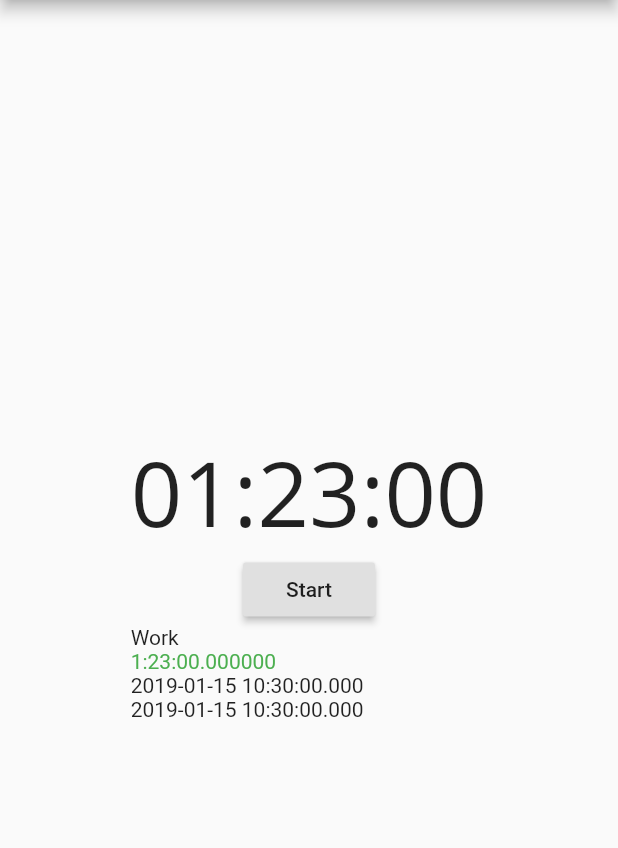
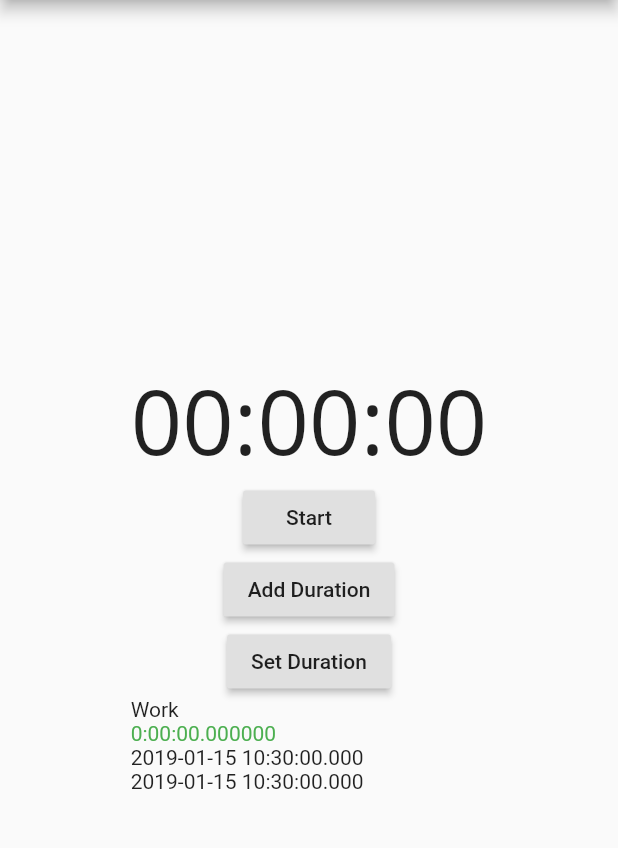
Before and after one commit to stephensamonte/Flutter_Time_Tracker, a Flutter app: the screen it shows after launch, after a tap on "Work", on a phone screen of 412 x 824 dp, the part 84-932 px from its top. Run offline on Flutter 3.47's test engine with Material 2 defaults, Android fonts, the phone set to English and light mode, and no system bars; missing offline and left inert: flutter_duration_picker; Roboto replaces fonts that are missing (Open Sans).

Commit message:
Add Category & Duration picker
Changes:
- DataAddItemPage.dart commented out unused and adds new item to mock_data
- DataDetailItemPage.dart added duration picker
- HomePage.dart added route for adding category
- main.dart added route for adding category
- MockData.dart changed durations to 0
- Variables.dart added variables for adding item
- pubspec.yaml added flutter_duration_picker plugin
- README.md added plugin link and updated journal

```diff
--- a/lib/DataDetailItemPage.dart
+++ b/lib/DataDetailItemPage.dart
@@ -8,6 +8,10 @@ import './Utility/Documents.dart' as Documents;
 
 import './Utility/Variables.dart' as MyVariables;
 import './Utility/TimerService.dart' as TimerService;
+
+import 'package:flutter_duration_picker/flutter_duration_picker.dart';
+
+import './MockData.dart' as MockData;
 
 // Page
 class DataDetailItemPage extends StatefulWidget {
@@ -109,10 +113,51 @@ class WorkoutDetailPageScreenState extends State<DataDetailItemPage> {
                               child: Text(
                                   !timerService.isRunning ? 'Start' : 'Stop'),
                             ),
-//                            RaisedButton(
-//                              onPressed: timerService.reset,
-//                              child: Text('Reset'),
-//                            )
+                            RaisedButton(
+                              child: Text('Add Duration'),
+                              onPressed: () async {
+                                // Use it as a dialog, passing in an optional initial time
+                                // and returning a promise that resolves to the duration
+                                // chosen when the dialog is accepted. Null when cancelled.
+                                Duration resultingDuration = await showDurationPicker(
+                                  context: context,
+                                  initialTime: new Duration(minutes: 30),
+                                );
+
+                                // add selected duration
+                                addDurationData(resultingDuration);
+
+                                // display update
+                                setState(() {});
+
+                                // Notify user of change
+                                Scaffold.of(context).showSnackBar(new SnackBar(
+                                    content: new Text("Chose duration: $resultingDuration")));
+                              },
+                            ),
+                            RaisedButton(
+                              child: Text('Set Duration'),
+                              onPressed: () async {
+                                // Use it as a dialog, passing in an optional initial time
+                                // and returning a promise that resolves to the duration
+                                // chosen when the dialog is accepted. Null when cancelled.
+                                Duration resultingDuration = await showDurationPicker(
+                                  context: context,
+                                  initialTime: new Duration(minutes: 30),
+                                );
+
+                                // set selected duration
+                                setDurationData(resultingDuration);
+
+                                // display update
+                                setState(() {});
+
+                                // Notify user of change
+                                Scaffold.of(context).showSnackBar(new SnackBar(
+                                    content: new Text("Chose duration: $resultingDuration")));
+                              },
+
+                            )
                           ],
                         );
                       },
@@ -140,6 +185,8 @@ class WorkoutDetailPageScreenState extends State<DataDetailItemPage> {
       case "Delete":
         // delete the document in the database
 
+        MockData.mockSingleDay.remove(widget.dataItem);
+
         // Pop current view
         Navigator.of(context).pop();
 
@@ -161,11 +208,21 @@ class WorkoutDetailPageScreenState extends State<DataDetailItemPage> {
 //    showInSnackBar('You selected: $value');
   }
 
+  void setDurationData(Duration setDuration){
+
+    if (setDuration != null){
+      // save new duration
+      dataItem.duration = setDuration;
+    }
+
+  }
   // Save data
   void addDurationData(Duration addDuration) {
 
-    // save new duration
-    dataItem.duration = dataItem.duration + addDuration;
+    if (addDuration != null){
+      // save new duration
+      dataItem.duration = dataItem.duration + addDuration;
+    }
   }
 
   /// Modified from: http://bizz84.github.io/2018/03/18/How-Fast-Is-Flutter.html
--- a/lib/MockData.dart
+++ b/lib/MockData.dart
@@ -2,7 +2,7 @@ import './Utility/Documents.dart' as Documents;
 
 Documents.UserDataItem item1 = new Documents.UserDataItem(
     category: "Work",
-    duration: new Duration(hours: 1, minutes: 23),
+    duration: new Duration(),
     timestampDay: new DateTime.now(),
     timestampModified: new DateTime.now()
 );
@@ -10,7 +10,7 @@ Documents.UserDataItem item1 = new Documents.UserDataItem(
 
 Documents.UserDataItem item2 = new Documents.UserDataItem(
     category: "Sleep",
-    duration: new Duration(hours: 8),
+    duration: new Duration(),
     timestampDay: new DateTime.now(),
     timestampModified: new DateTime.now()
 );
--- a/lib/Utility/Variables.dart
+++ b/lib/Utility/Variables.dart
@@ -5,3 +5,6 @@ import './Documents.dart' as Documents;
 
 // for data item detail page parameter
 Documents.UserDataItem dataItemDetailDocument;
+
+// DataAddItemPage
+DateTime dataDateAddItem;
--- a/lib/main.dart
+++ b/lib/main.dart
@@ -3,6 +3,7 @@ import 'dart:async';
 
 import './HomePage.dart' as HomePage;
 import './DataDetailItemPage.dart' as DataDetailItemPage;
+import './DataAddItemPage.dart' as DataAddItemPage;
 
 import './Utility/Variables.dart' as Variables;
 import './Utility/TimerService.dart' as TimerService;
@@ -66,6 +67,13 @@ class MyApp extends StatelessWidget {
                 new DataDetailItemPage.DataDetailItemPage(dataItem: Variables.dataItemDetailDocument,),
                 settings: settings,
               );
+
+            case DataAddItemPage.DataAddItemPage.routeName:
+              return new MyCustomRoute(
+                builder: (_) =>
+                new DataAddItemPage.DataAddItemPage(currentDate: Variables.dataDateAddItem,),
+                settings: settings,
+              );
           }
           assert(false);
         }
@@ -125,6 +133,24 @@ class MyCustomRoute<T> extends MaterialPageRoute<T> {
               child: child,
             ));
 
+      case (DataAddItemPage.DataAddItemPage.routeName):
+        return new FadeTransition(
+//          opacity: animation,
+            opacity:
+//          animation,
+            new CurvedAnimation(
+              parent: animation,
+              curve: Curves.easeIn,
+            ),
+            child: new SlideTransition(
+              position: new Tween<Offset>(
+                begin: const Offset(0.0, 0.2),
+                end: Offset.zero,
+              ).animate(//animation),
+                  new CurvedAnimation(parent: animation, curve: Curves.easeIn)),
+              child: child,
+            ));
+
 
 //      case (SettingsPage.SettingsPage.routeName):
 //        return new FadeTransition(
--- a/pubspec.yaml
+++ b/pubspec.yaml
@@ -15,6 +15,8 @@ environment:
 dependencies:
   flutter:
     sdk: flutter
+
+  flutter_duration_picker: 1.0.4         # Duration picker
 
   # The following adds the Cupertino Icons font to your application.
   # Use with the CupertinoIcons class for iOS style icons.
```
Also changed, not shown: lib/DataAddItemPage.dart (+33 -38 lines), lib/HomePage.dart (+12 -10 lines), 1 other file.
